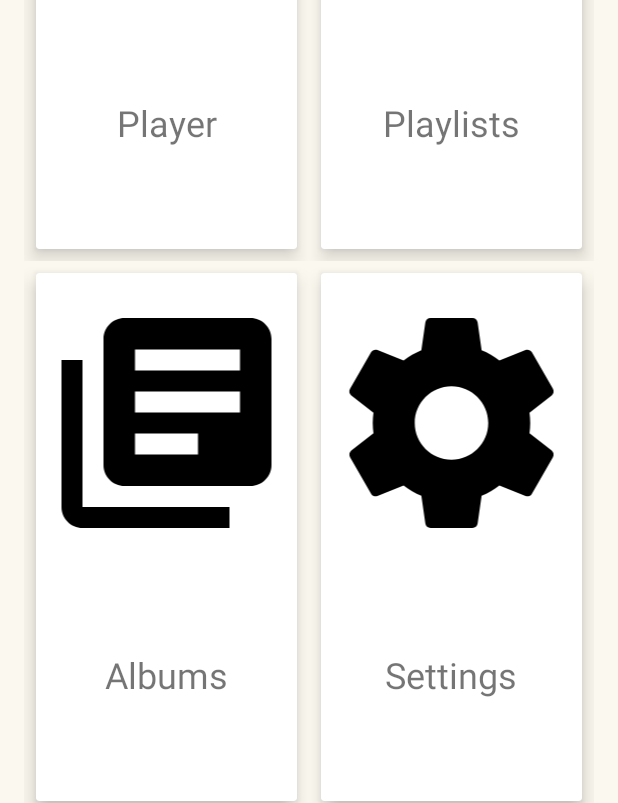
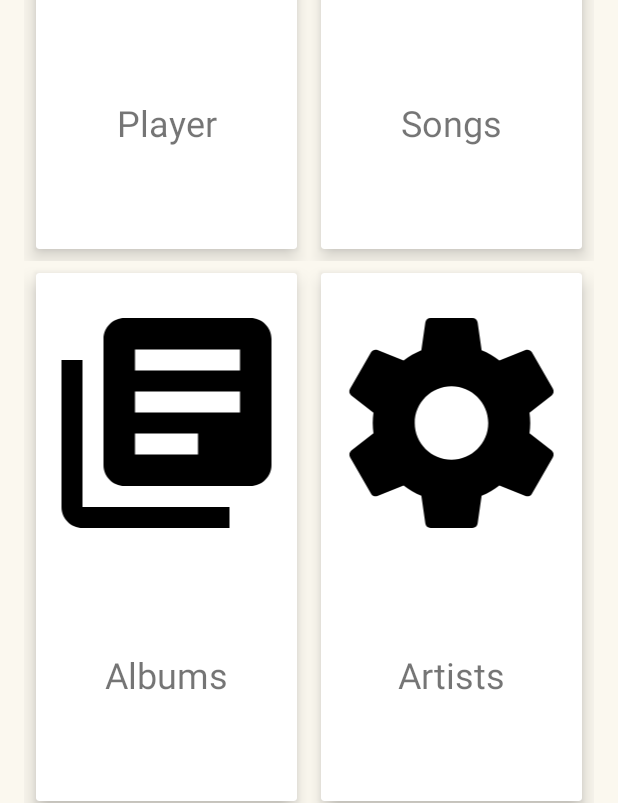
Before and after one commit to hjtse/Android-2.2MusicPlayer, an Android app: the screen it shows after launch (MainActivity), on a phone screen of 412 x 824 dp. Shown: the part 399-1202 px from the top of the screen. Run offline under Robolectric (Android 15) with nearby library versions, the phone set to English and light mode, and no system bars.

Commit message:
changed activity_mail tile names

```diff
--- a/app/src/main/AndroidManifest.xml
+++ b/app/src/main/AndroidManifest.xml
@@ -16,13 +16,13 @@
                 <category android:name="android.intent.category.LAUNCHER" />
             </intent-filter>
         </activity>
-        <activity android:name=".PlaylistsActivity" android:label="@string/playlists"
+        <activity android:name=".PlaylistsActivity" android:label="@string/songs"
             android:parentActivityName=".MainActivity"/>
         <activity android:name=".PlayerActivity" android:label="@string/player"
             android:parentActivityName=".MainActivity"/>
         <activity android:name=".AlbumsActivity" android:label="@string/albums"
             android:parentActivityName=".MainActivity"/>
-        <activity android:name=".SettingsActivity" android:label="@string/settings"
+        <activity android:name=".SettingsActivity" android:label="@string/artists"
             android:parentActivityName=".MainActivity"/>
     </application>
 
--- a/app/src/main/res/layout/activity_main.xml
+++ b/app/src/main/res/layout/activity_main.xml
@@ -88,7 +88,7 @@
                         android:layout_height="0dp"
                         android:layout_weight="1"
                         android:gravity="center_vertical"
-                        android:text="@string/playlists"
+                        android:text="@string/songs"
                         style="@style/menuItemText"
                         android:textAlignment="center"/>
                 </LinearLayout>
@@ -176,7 +176,7 @@
                         android:layout_height="0dp"
                         android:layout_weight="1"
                         android:gravity="center_vertical"
-                        android:text="@string/settings"
+                        android:text="@string/artists"
                         style="@style/menuItemText"
                         android:textAlignment="center"/>
                 </LinearLayout>
--- a/app/src/main/res/values/strings.xml
+++ b/app/src/main/res/values/strings.xml
@@ -1,9 +1,9 @@
 <resources>
     <string name="app_name">Music Player</string>
     <string name="player">Player</string>
-    <string name="playlists">Playlists</string>
+    <string name="songs">Songs</string>
     <string name="albums">Albums</string>
-    <string name="settings">Settings</string>
+    <string name="artists">Artists</string>
     <string name="showSongLyrics">Show song lyrics</string>
     <string name="continueFromLastSong">Play from last song</string>
     <string name="anonymousData">Send anonymous usage data</string>
```
